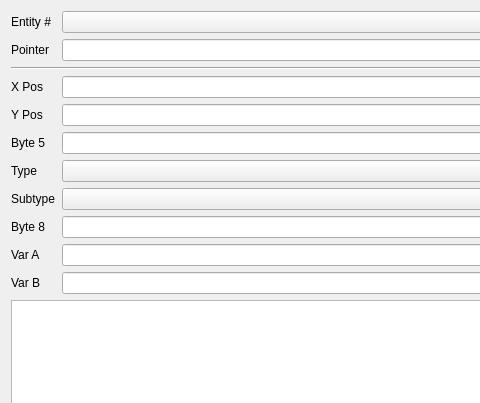
Old version of the form dsvedit/entity_editor.ui in the repository LagoLunatic/DSVEdit; both pictures show x 0 to 480 and y 0 to 403 of the 800 by 600 pixel window.
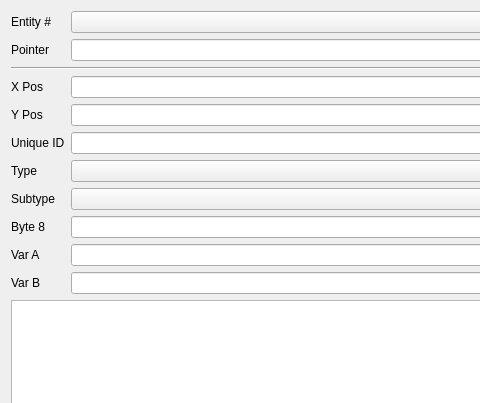
New version of the form.

Commit message: Rename byte 5 to unique ID

The edit to the form file:
```diff
--- a/dsvedit/entity_editor.ui
+++ b/dsvedit/entity_editor.ui
@@ -54,7 +54,7 @@
      <item row="5" column="0">
       <widget class="QLabel" name="label">
        <property name="text">
-        <string>Byte 5</string>
+        <string>Unique ID</string>
        </property>
       </widget>
      </item>
```
Left out of the diff: 2 changed lines with no effect on the pictures. The commit also changes 16 other files.
